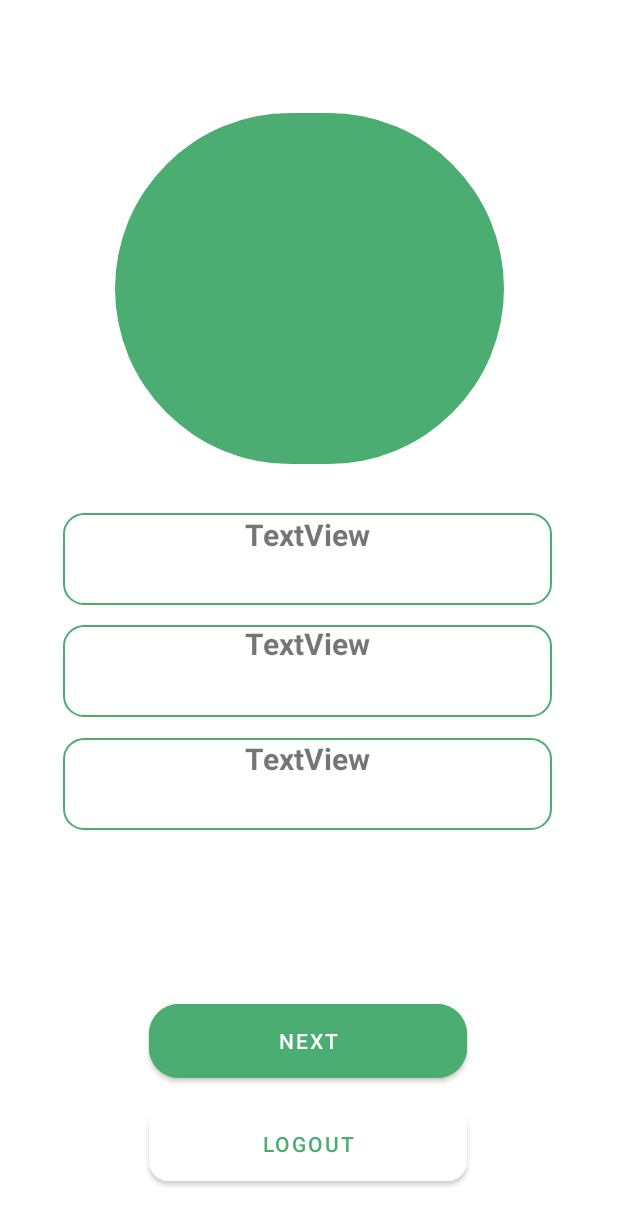
After one commit to regiapriandi012/appuk-aplikasi-pupuk, an Android app: the AkunActivity screen opened directly, with no data from a screen before it, on a phone screen of 412 x 824 dp. The commit adds this screen. Shown: the top 1225 px of the screen. Run offline under Robolectric (Android 15) with nearby library versions, the phone set to English and light mode, and no system bars; our stand-ins replace Firebase (no records; nobody signed in at launch, a user with empty details on screens opened directly).

Commit message:
bismillah push

```diff
--- a/app/build.gradle
+++ b/app/build.gradle
@@ -40,7 +40,7 @@ dependencies {
     implementation 'androidx.constraintlayout:constraintlayout:2.1.3'
     implementation 'com.google.android.gms:play-services-base:18.0.1'
     implementation 'com.google.android.gms:play-services-auth:20.1.0'
-    implementation 'com.google.firebase:firebase-auth:19.2.0'
+    implementation 'com.google.firebase:firebase-auth:21.0.3'
     testImplementation 'junit:junit:4.13.2'
     androidTestImplementation 'androidx.test.ext:junit:1.1.3'
     androidTestImplementation 'androidx.test.espresso:espresso-core:3.4.0'
--- a/app/src/main/AndroidManifest.xml
+++ b/app/src/main/AndroidManifest.xml
@@ -9,6 +9,9 @@
         android:roundIcon="@mipmap/ic_launcher_round"
         android:supportsRtl="true"
         android:theme="@style/Theme.Appuk">
+        <activity
+            android:name=".AkunActivity"
+            android:exported="false" />
         <activity
             android:name=".LoginGoogleActiivity"
             android:exported="false" />
--- /dev/null
+++ b/app/src/main/java/com/kofar/appuk/AkunActivity.kt
@@ -0,0 +1,59 @@
+package com.kofar.appuk
+
+import android.content.Intent
+import android.os.Bundle
+import android.widget.Button
+import android.widget.ImageView
+import android.widget.TextView
+import android.widget.Toast
+import androidx.appcompat.app.AppCompatActivity
+import com.google.android.gms.auth.api.signin.GoogleSignIn
+import com.google.android.gms.auth.api.signin.GoogleSignInClient
+import com.google.android.gms.auth.api.signin.GoogleSignInOptions
+import com.google.firebase.auth.FirebaseAuth
+
+
+class AkunActivity : AppCompatActivity() {
+
+    // declare the GoogleSignInClient
+    lateinit var mGoogleSignInClient: GoogleSignInClient
+
+    private val auth by lazy {
+        FirebaseAuth.getInstance()
+    }
+
+    override fun onCreate(savedInstanceState: Bundle?) {
+        super.onCreate(savedInstanceState)
+        setContentView(R.layout.activity_akun)
+        supportActionBar?.hide()
+
+        // call requestIdToken as follows
+        val gso = GoogleSignInOptions.Builder(GoogleSignInOptions.DEFAULT_SIGN_IN)
+            .requestIdToken(getString(R.string.default_web_client_id))
+            .requestEmail()
+            .build()
+        mGoogleSignInClient = GoogleSignIn.getClient(this, gso)
+
+        findViewById<Button>(R.id.button_logout).setOnClickListener {
+            mGoogleSignInClient.signOut().addOnCompleteListener {
+                val intent = Intent(this, MainActivity::class.java)
+                Toast.makeText(this, "Logging Out", Toast.LENGTH_SHORT).show()
+                startActivity(intent)
+                finish()
+            }
+        }
+
+        val acct = GoogleSignIn.getLastSignedInAccount(this)
+        if(acct != null) {
+            val personImage = acct.photoUrl
+            Picasso.with(this).load(personImage).into(findViewById<TextView>(R.id.image_profile));
+            val personName = acct.displayName
+            findViewById<TextView>(R.id.name).setText(personName)
+            val personEmail = acct.email
+            findViewById<TextView>(R.id.email).setText(personEmail)
+            val personId = acct.id
+            findViewById<TextView>(R.id.id).setText(personId)
+        }
+
+    }
+}
--- a/app/src/main/java/com/kofar/appuk/LoginRegister.kt
+++ b/app/src/main/java/com/kofar/appuk/LoginRegister.kt
@@ -128,7 +128,7 @@ class LoginRegister : AppCompatActivity() {
             if (task.isSuccessful) {
                 SavedPreference.setEmail(this, account.email.toString())
                 SavedPreference.setUsername(this, account.displayName.toString())
-                val intent = Intent(this, LoginRegister::class.java)
+                val intent = Intent(this, AkunActivity::class.java)
                 startActivity(intent)
                 finish()
             }
@@ -140,7 +140,7 @@ class LoginRegister : AppCompatActivity() {
         if (GoogleSignIn.getLastSignedInAccount(this) != null) {
             startActivity(
                 Intent(
-                    this, LoginRegister::class.java
+                    this, AkunActivity::class.java
                 )
             )
             finish()
--- /dev/null
+++ b/app/src/main/res/layout/activity_akun.xml
@@ -0,0 +1,138 @@
+<?xml version="1.0" encoding="utf-8"?>
+<androidx.constraintlayout.widget.ConstraintLayout xmlns:android="http://schemas.android.com/apk/res/android"
+    xmlns:app="http://schemas.android.com/apk/res-auto"
+    xmlns:tools="http://schemas.android.com/tools"
+    android:layout_width="match_parent"
+    android:layout_height="match_parent"
+    android:background="#FFFFFF"
+    tools:context=".AkunActivity">
+
+    <Button
+        android:id="@+id/button_logout"
+        android:layout_width="212dp"
+        android:layout_height="61dp"
+        android:backgroundTint="#FFFFFF"
+        android:text="Logout"
+        android:textColor="#4CAD73"
+        app:cornerRadius="20px"
+        app:layout_constraintBottom_toBottomOf="parent"
+        app:layout_constraintEnd_toEndOf="parent"
+        app:layout_constraintHorizontal_bias="0.497"
+        app:layout_constraintStart_toStartOf="parent"
+        app:layout_constraintTop_toTopOf="parent"
+        app:layout_constraintVertical_bias="0.96" />
+
+    <Button
+        android:id="@+id/button_next"
+        android:layout_width="212dp"
+        android:layout_height="61dp"
+        android:backgroundTint="#4CAD73"
+        android:text="Next"
+        android:textColor="#FFFFFF"
+        app:cornerRadius="30px"
+        app:layout_constraintBottom_toBottomOf="parent"
+        app:layout_constraintEnd_toEndOf="parent"
+        app:layout_constraintHorizontal_bias="0.497"
+        app:layout_constraintStart_toStartOf="parent"
+        app:layout_constraintTop_toTopOf="parent"
+        app:layout_constraintVertical_bias="0.87" />
+
+    <ImageView
+        android:id="@+id/image_profile"
+        android:layout_width="259dp"
+        android:layout_height="234dp"
+        app:layout_constraintBottom_toBottomOf="parent"
+        app:layout_constraintEnd_toEndOf="parent"
+        app:layout_constraintStart_toStartOf="parent"
+        app:layout_constraintTop_toTopOf="parent"
+        app:layout_constraintVertical_bias="0.128"
+        app:srcCompat="@drawable/logos" />
+
+    <androidx.appcompat.widget.Toolbar
+        android:id="@+id/toolbar2"
+        android:layout_width="326dp"
+        android:layout_height="61dp"
+        android:background="@drawable/text_view"
+        android:minHeight="?attr/actionBarSize"
+        android:theme="?attr/actionBarTheme"
+        app:layout_constraintBottom_toBottomOf="parent"
+        app:layout_constraintEnd_toEndOf="parent"
+        app:layout_constraintHorizontal_bias="0.492"
+        app:layout_constraintStart_toStartOf="parent"
+        app:layout_constraintTop_toTopOf="parent"
+        app:layout_constraintVertical_bias="0.546" />
+
+    <TextView
+        android:id="@+id/name"
+        android:layout_width="310dp"
+        android:layout_height="63dp"
+        android:text="TextView"
+        android:textAlignment="center"
+        android:textSize="20sp"
+        android:textStyle="bold"
+        app:layout_constraintBottom_toBottomOf="parent"
+        app:layout_constraintEnd_toEndOf="parent"
+        app:layout_constraintHorizontal_bias="0.493"
+        app:layout_constraintStart_toStartOf="parent"
+        app:layout_constraintTop_toTopOf="parent"
+        app:layout_constraintVertical_bias="0.546" />
+
+    <TextView
+        android:id="@+id/id"
+        android:layout_width="310dp"
+        android:layout_height="61dp"
+        android:text="TextView"
+        android:textAlignment="center"
+        android:textSize="20sp"
+        android:textStyle="bold"
+        app:layout_constraintBottom_toBottomOf="parent"
+        app:layout_constraintEnd_toEndOf="parent"
+        app:layout_constraintHorizontal_bias="0.493"
+        app:layout_constraintStart_toStartOf="parent"
+        app:layout_constraintTop_toTopOf="parent"
+        app:layout_constraintVertical_bias="0.449" />
+
+    <androidx.appcompat.widget.Toolbar
+        android:id="@+id/toolbar3"
+        android:layout_width="326dp"
+        android:layout_height="61dp"
+        android:background="@drawable/text_view"
+        android:minHeight="?attr/actionBarSize"
+        android:theme="?attr/actionBarTheme"
+        app:layout_constraintBottom_toBottomOf="parent"
+        app:layout_constraintEnd_toEndOf="parent"
+        app:layout_constraintHorizontal_bias="0.492"
+        app:layout_constraintStart_toStartOf="parent"
+        app:layout_constraintTop_toTopOf="parent"
+        app:layout_constraintVertical_bias="0.448" />
+
+    <TextView
+        android:id="@+id/email"
+        android:layout_width="310dp"
+        android:layout_height="61dp"
+        android:text="TextView"
+        android:textAlignment="center"
+        android:textSize="20sp"
+        android:textStyle="bold"
+        app:layout_constraintBottom_toBottomOf="parent"
+        app:layout_constraintEnd_toEndOf="parent"
+        app:layout_constraintHorizontal_bias="0.493"
+        app:layout_constraintStart_toStartOf="parent"
+        app:layout_constraintTop_toTopOf="parent"
+        app:layout_constraintVertical_bias="0.645" />
+
+    <androidx.appcompat.widget.Toolbar
+        android:id="@+id/toolbar"
+        android:layout_width="326dp"
+        android:layout_height="61dp"
+        android:background="@drawable/text_view"
+        android:minHeight="?attr/actionBarSize"
+        android:theme="?attr/actionBarTheme"
+        app:layout_constraintBottom_toBottomOf="parent"
+        app:layout_constraintEnd_toEndOf="parent"
+        app:layout_constraintHorizontal_bias="0.492"
+        app:layout_constraintStart_toStartOf="parent"
+        app:layout_constraintTop_toTopOf="parent"
+        app:layout_constraintVertical_bias="0.645" />
+
+</androidx.constraintlayout.widget.ConstraintLayout>
--- a/app/src/main/res/layout/activity_register.xml
+++ b/app/src/main/res/layout/activity_register.xml
@@ -98,7 +98,7 @@
                 app:layout_constraintHorizontal_bias="0.49"
                 app:layout_constraintStart_toStartOf="parent"
                 app:layout_constraintTop_toTopOf="parent"
-                app:layout_constraintVertical_bias="0.592" />
+                app:layout_constraintVertical_bias="0.582" />
 
             <EditText
                 android:id="@+id/editTextTextPersonName3"
@@ -116,7 +116,7 @@
                 app:layout_constraintHorizontal_bias="0.49"
                 app:layout_constraintStart_toStartOf="parent"
                 app:layout_constraintTop_toTopOf="parent"
-                app:layout_constraintVertical_bias="0.681" />
+                app:layout_constraintVertical_bias="0.672" />
 
             <EditText
                 android:id="@+id/editTextTextPassword2"
@@ -131,7 +131,7 @@
                 app:layout_constraintHorizontal_bias="0.49"
                 app:layout_constraintStart_toStartOf="parent"
                 app:layout_constraintTop_toTopOf="parent"
-                app:layout_constraintVertical_bias="0.774" />
+                app:layout_constraintVertical_bias="0.76" />
 
             <EditText
                 android:id="@+id/editTextTextPassword3"
@@ -146,7 +146,7 @@
                 app:layout_constraintHorizontal_bias="0.49"
                 app:layout_constraintStart_toStartOf="parent"
                 app:layout_constraintTop_toTopOf="parent"
-                app:layout_constraintVertical_bias="0.864" />
+                app:layout_constraintVertical_bias="0.849" />
 
         </androidx.constraintlayout.widget.ConstraintLayout>
 
--- a/build.gradle
+++ b/build.gradle
@@ -7,6 +7,8 @@ buildscript {
         def nav_version = "2.4.1"
         classpath "androidx.navigation:navigation-safe-args-gradle-plugin:$nav_version"
         classpath 'com.google.android.gms:play-services-auth:20.1.0'
+        classpath 'com.firebaseui:firebase-ui-auth:4.3.1'
+        classpath 'com.squareup.picasso:picasso:2.5.2'
     }
 
 }
```
